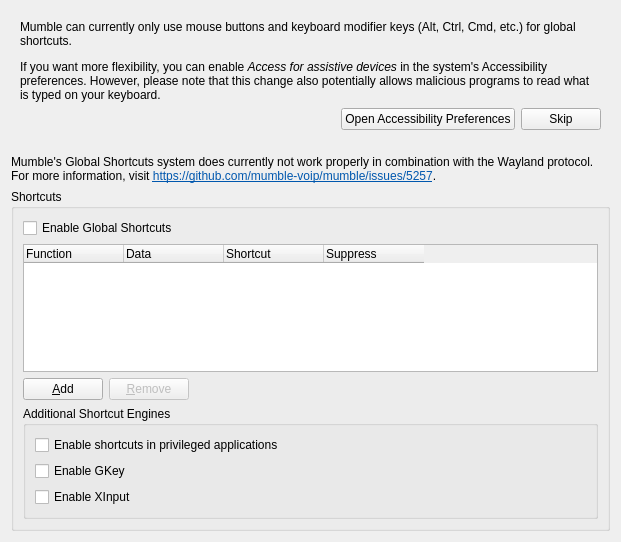
This is src/mumble/GlobalShortcut.ui in mumble-voip/mumble as Qt 5 draws it before an edit. The edited form follows.
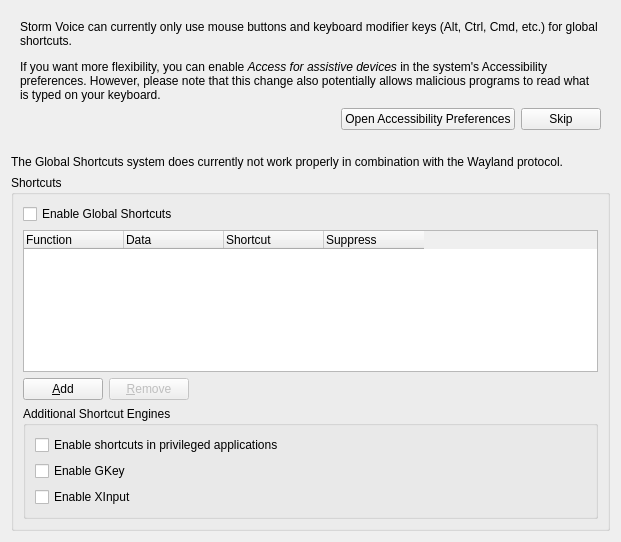
This is the edited form. Custom widgets are drawn as their Qt base class.

Patch:
```diff
--- a/src/mumble/GlobalShortcut.ui
+++ b/src/mumble/GlobalShortcut.ui
@@ -32,7 +32,7 @@
          <item>
           <widget class="QLabel" name="label">
            <property name="text">
-            <string>&lt;html&gt;&lt;head/&gt;&lt;body&gt;&lt;p&gt;Mumble can currently only use mouse buttons and keyboard modifier keys (Alt, Ctrl, Cmd, etc.) for global shortcuts.&lt;/p&gt;&lt;p&gt;If you want more flexibility, you can enable &lt;span style=&quot; font-style:italic;&quot;&gt;Access for assistive devices&lt;/span&gt; in the system's Accessibility preferences. However, please note that this change also potentially allows malicious programs to read what is typed on your keyboard.&lt;/p&gt;&lt;/body&gt;&lt;/html&gt;</string>
+            <string>&lt;html&gt;&lt;head/&gt;&lt;body&gt;&lt;p&gt;Storm Voice can currently only use mouse buttons and keyboard modifier keys (Alt, Ctrl, Cmd, etc.) for global shortcuts.&lt;/p&gt;&lt;p&gt;If you want more flexibility, you can enable &lt;span style=&quot; font-style:italic;&quot;&gt;Access for assistive devices&lt;/span&gt; in the system's Accessibility preferences. However, please note that this change also potentially allows malicious programs to read what is typed on your keyboard.&lt;/p&gt;&lt;/body&gt;&lt;/html&gt;</string>
            </property>
            <property name="textFormat">
             <enum>Qt::RichText</enum>
@@ -98,7 +98,7 @@
    <item>
     <widget class="QLabel" name="qlWaylandNote">
      <property name="text">
-      <string>&lt;html&gt;&lt;head/&gt;&lt;body&gt;&lt;p&gt;Mumble's Global Shortcuts system does currently not work properly in combination with the Wayland protocol. For more information, visit &lt;a href=&quot;https://github.com/mumble-voip/mumble/issues/5257&quot;&gt;&lt;span style=&quot; text-decoration: underline; color:#0057ae;&quot;&gt;https://github.com/mumble-voip/mumble/issues/5257&lt;/span&gt;&lt;/a&gt;.&lt;/p&gt;&lt;/body&gt;&lt;/html&gt;</string>
+      <string>&lt;html&gt;&lt;head/&gt;&lt;body&gt;&lt;p&gt;The Global Shortcuts system does currently not work properly in combination with the Wayland protocol.&lt;/p&gt;&lt;/body&gt;&lt;/html&gt;</string>
      </property>
      <property name="wordWrap">
       <bool>true</bool>
```
Left out of the diff: 4 changed lines with no effect on the pictures.
